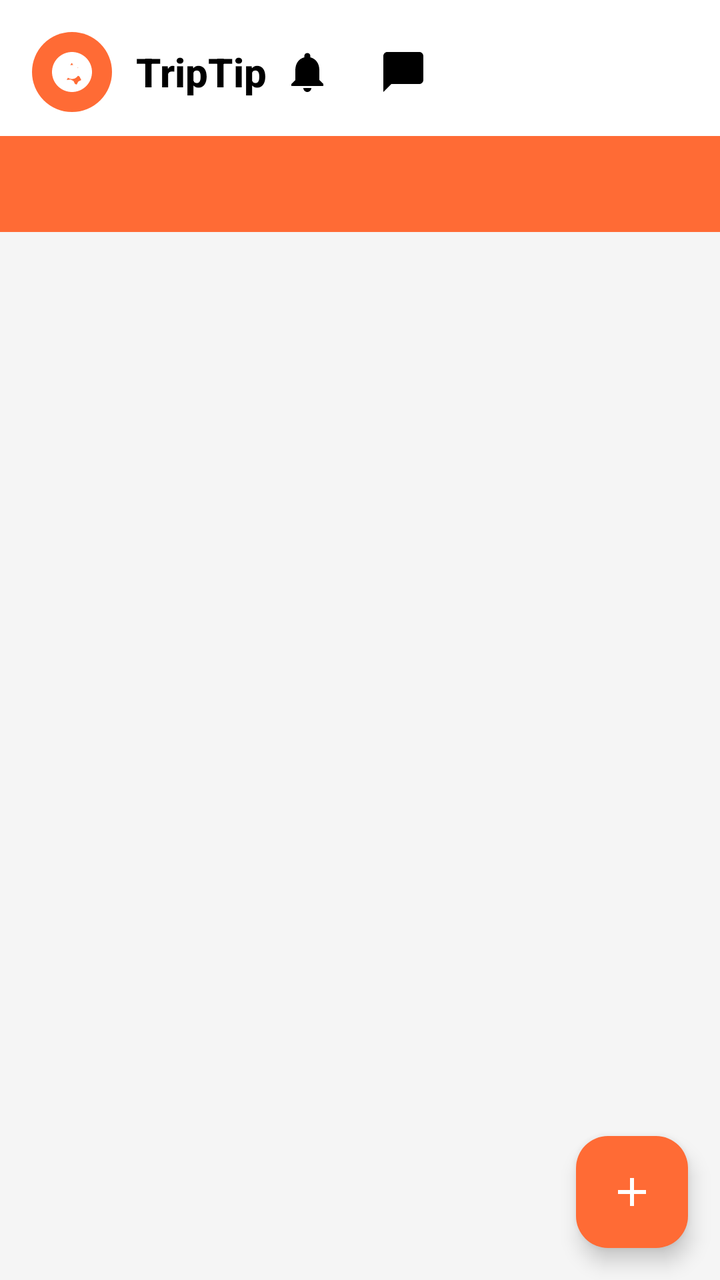
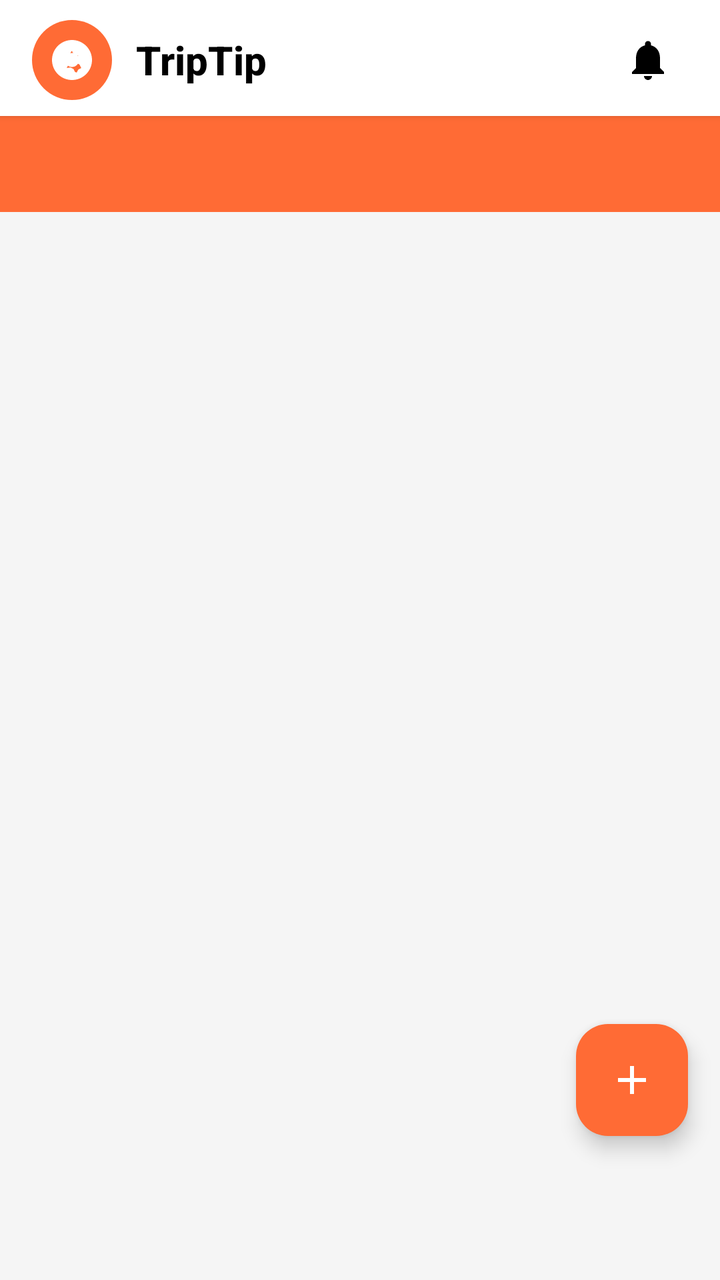

Compare the two renders of this Android layout. The source of the first and the diff that turns it into the second are given below.
<!-- AndroidManifest.xml: application theme Theme.TripTip_Yaron_and_Alon -->
<!-- res/layout/fragment_social_feed.xml -->
<?xml version="1.0" encoding="utf-8"?>
<androidx.coordinatorlayout.widget.CoordinatorLayout
    xmlns:android="http://schemas.android.com/apk/res/android"
    xmlns:app="http://schemas.android.com/apk/res-auto"
    android:layout_width="match_parent"
    android:layout_height="match_parent"
    android:background="@color/background_light">

    <androidx.constraintlayout.widget.ConstraintLayout
        android:layout_width="match_parent"
        android:layout_height="match_parent">

        
        <LinearLayout
            android:id="@+id/toolbar"
            android:layout_width="0dp"
            android:layout_height="wrap_content"
            android:orientation="horizontal"
            android:gravity="center_vertical"
            android:paddingStart="16dp"
            android:paddingEnd="16dp"
            android:paddingTop="16dp"
            android:paddingBottom="12dp"
            android:background="@color/background_white"
            app:layout_constraintTop_toTopOf="parent"
            app:layout_constraintStart_toStartOf="parent"
            app:layout_constraintEnd_toEndOf="parent">

            
            <FrameLayout
                android:layout_width="wrap_content"
                android:layout_height="wrap_content">

                <View
                    android:layout_width="40dp"
                    android:layout_height="40dp"
                    android:background="@drawable/orange_circle" />

                <ImageView
                    android:layout_width="24dp"
                    android:layout_height="24dp"
                    android:src="@drawable/ic_compass"
                    android:tint="@color/text_white"
                    android:layout_gravity="center" />
            </FrameLayout>

            <TextView
                android:layout_width="wrap_content"
                android:layout_height="wrap_content"
                android:text="TripTip"
                android:textSize="20sp"
                android:textStyle="bold"
                android:textColor="@color/text_primary"
                android:fontFamily="sans-serif-medium"
                android:layout_marginStart="12dp" />

            
            <LinearLayout
                android:layout_width="wrap_content"
                android:layout_height="wrap_content"
                android:orientation="horizontal"
                android:gravity="center_vertical"
                android:layout_gravity="end">

                <ImageButton
                    android:id="@+id/btnNotifications"
                    android:layout_width="40dp"
                    android:layout_height="40dp"
                    android:src="@drawable/ic_notifications"
                    android:background="?attr/selectableItemBackgroundBorderless"
                    android:contentDescription="@string/notifications"
                    android:tint="@color/text_primary" />

                <ImageButton
                    android:id="@+id/btnMessages"
                    android:layout_width="40dp"
                    android:layout_height="40dp"
                    android:src="@drawable/ic_messages"
                    android:background="?attr/selectableItemBackgroundBorderless"
                    android:contentDescription="@string/messages"
                    android:tint="@color/text_primary"
                    android:layout_marginStart="8dp" />
            </LinearLayout>

        </LinearLayout>

        
        <com.google.android.material.tabs.TabLayout
            android:id="@+id/tabLayout"
            android:layout_width="0dp"
            android:layout_height="wrap_content"
            android:background="@color/orange_primary"
            android:paddingStart="16dp"
            android:paddingEnd="16dp"
            app:tabMode="scrollable"
            app:tabGravity="fill"
            app:tabTextColor="@color/text_white"
            app:tabSelectedTextColor="@color/orange_light"
            app:tabIndicatorColor="@color/orange_light"
            app:tabIndicatorHeight="3dp"
            app:layout_constraintTop_toBottomOf="@id/toolbar"
            app:layout_constraintStart_toStartOf="parent"
            app:layout_constraintEnd_toEndOf="parent" />

        
        <androidx.viewpager2.widget.ViewPager2
            android:id="@+id/viewPager"
            android:layout_width="0dp"
            android:layout_height="0dp"
            app:layout_constraintTop_toBottomOf="@id/tabLayout"
            app:layout_constraintBottom_toBottomOf="parent"
            app:layout_constraintStart_toStartOf="parent"
            app:layout_constraintEnd_toEndOf="parent" />

        
        <com.google.android.material.floatingactionbutton.FloatingActionButton
            android:id="@+id/fabCreatePost"
            android:layout_width="wrap_content"
            android:layout_height="wrap_content"
            android:layout_margin="16dp"
            android:src="@drawable/ic_create"
            android:contentDescription="Create Post"
            android:backgroundTint="@color/orange_primary"
            app:tint="@color/text_white"
            app:layout_constraintBottom_toBottomOf="parent"
            app:layout_constraintEnd_toEndOf="parent" />

    </androidx.constraintlayout.widget.ConstraintLayout>

</androidx.coordinatorlayout.widget.CoordinatorLayout>
<!-- resources referenced by this layout -->
<resources>
  <color name="background_light">#F5F5F5</color>
  <color name="background_white">#FFFFFF</color>
  <color name="orange_light">#FFF4E6</color>
  <color name="orange_primary">#FF6B35</color>
  <color name="text_primary">#000000</color>
  <color name="text_white">#FFFFFF</color>
  <!-- drawable ic_compass (drawable) -->
  <vector xmlns:android="http://schemas.android.com/apk/res/android"
      android:width="24dp"
      android:height="24dp"
      android:viewportWidth="24"
      android:viewportHeight="24">
      <path
          android:fillColor="#FF000000"
          android:pathData="M12,2C6.48,2 2,6.48 2,12s4.48,10 10,10 10,-4.48 10,-10S17.52,2 12,2zM16.64,8l-0.77,1.5 -1.5,0.77L13.5,12l0.77,1.5 1.5,0.77L16.64,16l-1.5,0.77 -0.77,1.5L13.5,18l-0.77,-1.5 -1.5,-0.77L9.36,16l0.77,-1.5 1.5,-0.77L12,13.5l-0.77,-1.5 -1.5,-0.77L9.36,10l1.5,-0.77 0.77,-1.5L12,7.5l0.77,1.5 1.5,0.77L16.64,10z"/>
      <path
          android:fillColor="#FF000000"
          android:pathData="M12,8.5c1.93,0 3.5,1.57 3.5,3.5s-1.57,3.5 -3.5,3.5 -3.5,-1.57 -3.5,-3.5 1.57,-3.5 3.5,-3.5z"/>
  </vector>
  <!-- drawable ic_create (drawable) -->
  <vector xmlns:android="http://schemas.android.com/apk/res/android"
      android:width="24dp"
      android:height="24dp"
      android:viewportWidth="24"
      android:viewportHeight="24">
      <path
          android:fillColor="#FF000000"
          android:pathData="M19,13h-6v6h-2v-6H5v-2h6V5h2v6h6v2z"/>
  </vector>
  <!-- drawable ic_messages (drawable) -->
  <vector xmlns:android="http://schemas.android.com/apk/res/android"
      android:width="24dp"
      android:height="24dp"
      android:viewportWidth="24"
      android:viewportHeight="24">
      <path
          android:fillColor="#FF000000"
          android:pathData="M20,2H4c-1.1,0 -2,0.9 -2,2v18l4,-4h14c1.1,0 2,-0.9 2,-2V4c0,-1.1 -0.9,-2 -2,-2z"/>
  </vector>
  <!-- drawable ic_notifications (drawable) -->
  <vector xmlns:android="http://schemas.android.com/apk/res/android"
      android:width="24dp"
      android:height="24dp"
      android:viewportWidth="24"
      android:viewportHeight="24">
      <path
          android:fillColor="#FF000000"
          android:pathData="M12,22c1.1,0 2,-0.9 2,-2h-4c0,1.1 0.89,2 2,2zM18,16v-5c0,-3.07 -1.64,-5.64 -4.5,-6.32V4c0,-0.83 -0.67,-1.5 -1.5,-1.5s-1.5,0.67 -1.5,1.5v0.68C7.63,5.36 6,7.92 6,11v5l-2,2v1h16v-1l-2,-2z"/>
  </vector>
  <!-- drawable orange_circle (drawable) -->
  <?xml version="1.0" encoding="utf-8"?>
  <shape xmlns:android="http://schemas.android.com/apk/res/android"
      android:shape="oval">
      <solid android:color="@color/orange_primary" />
  </shape>
  <string name="messages">Messages</string>
  <string name="notifications">Notifications</string>
  <color name="orange_dark">#E55A2B</color>
  <color name="turquoise">#40E0D0</color>
  <color name="turquoise_dark">#2EB8A6</color>
  <color name="background_beige">#FAF9F6</color>
  <color name="error">#F44336</color>
  <!-- unchanged entries left out for length: 1 -->
</resources>

<!-- the commit's change to res/layout/fragment_social_feed.xml (unified diff, before → after) -->
@@ -19,9 +19,10 @@
             android:gravity="center_vertical"
             android:paddingStart="16dp"
             android:paddingEnd="16dp"
-            android:paddingTop="16dp"
-            android:paddingBottom="12dp"
+            android:paddingTop="10dp"
+            android:paddingBottom="8dp"
             android:background="@color/background_white"
+            android:elevation="2dp"
             app:layout_constraintTop_toTopOf="parent"
             app:layout_constraintStart_toStartOf="parent"
             app:layout_constraintEnd_toEndOf="parent">
@@ -54,33 +55,20 @@
                 android:fontFamily="sans-serif-medium"
                 android:layout_marginStart="12dp" />
 
+            <View
+                android:layout_width="0dp"
+                android:layout_height="0dp"
+                android:layout_weight="1" />
+
             
-            <LinearLayout
-                android:layout_width="wrap_content"
-                android:layout_height="wrap_content"
-                android:orientation="horizontal"
-                android:gravity="center_vertical"
-                android:layout_gravity="end">
-
-                <ImageButton
-                    android:id="@+id/btnNotifications"
-                    android:layout_width="40dp"
-                    android:layout_height="40dp"
-                    android:src="@drawable/ic_notifications"
-                    android:background="?attr/selectableItemBackgroundBorderless"
-                    android:contentDescription="@string/notifications"
-                    android:tint="@color/text_primary" />
-
-                <ImageButton
-                    android:id="@+id/btnMessages"
-                    android:layout_width="40dp"
-                    android:layout_height="40dp"
-                    android:src="@drawable/ic_messages"
-                    android:background="?attr/selectableItemBackgroundBorderless"
-                    android:contentDescription="@string/messages"
-                    android:tint="@color/text_primary"
-                    android:layout_marginStart="8dp" />
-            </LinearLayout>
+            <ImageButton
+                android:id="@+id/btnNotifications"
+                android:layout_width="40dp"
+                android:layout_height="40dp"
+                android:src="@drawable/ic_notifications"
+                android:background="?attr/selectableItemBackgroundBorderless"
+                android:contentDescription="@string/notifications"
+                android:tint="@color/text_primary" />
 
         </LinearLayout>
 
@@ -117,7 +105,8 @@
             android:id="@+id/fabCreatePost"
             android:layout_width="wrap_content"
             android:layout_height="wrap_content"
-            android:layout_margin="16dp"
+            android:layout_marginEnd="16dp"
+            android:layout_marginBottom="72dp"
             android:src="@drawable/ic_create"
             android:contentDescription="Create Post"
             android:backgroundTint="@color/orange_primary"
<!-- resource entries referenced after the edit -->
@@ -29,16 +29,6 @@
           android:fillColor="#FF000000"
           android:pathData="M19,13h-6v6h-2v-6H5v-2h6V5h2v6h6v2z"/>
   </vector>
-  <!-- drawable ic_messages (drawable) -->
-  <vector xmlns:android="http://schemas.android.com/apk/res/android"
-      android:width="24dp"
-      android:height="24dp"
-      android:viewportWidth="24"
-      android:viewportHeight="24">
-      <path
-          android:fillColor="#FF000000"
-          android:pathData="M20,2H4c-1.1,0 -2,0.9 -2,2v18l4,-4h14c1.1,0 2,-0.9 2,-2V4c0,-1.1 -0.9,-2 -2,-2z"/>
-  </vector>
   <!-- drawable ic_notifications (drawable) -->
   <vector xmlns:android="http://schemas.android.com/apk/res/android"
       android:width="24dp"
@@ -55,7 +45,6 @@
       android:shape="oval">
       <solid android:color="@color/orange_primary" />
   </shape>
-  <string name="messages">Messages</string>
   <string name="notifications">Notifications</string>
   <color name="orange_dark">#E55A2B</color>
   <color name="turquoise">#40E0D0</color>
